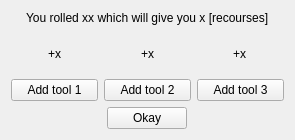
This is Code/StoneAge/rollresources.ui in Scuffed-Boardgames/Qt-StoneAge as Qt 5 draws it before an edit. The edited form follows.
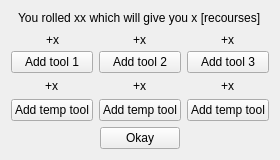
This is the edited form.

Commit message: added temporary tools

```diff
--- a/Code/StoneAge/rollresources.ui
+++ b/Code/StoneAge/rollresources.ui
@@ -6,20 +6,14 @@
    <rect>
     <x>0</x>
     <y>0</y>
-    <width>295</width>
-    <height>140</height>
+    <width>274</width>
+    <height>160</height>
    </rect>
   </property>
-  <property name="minimumSize">
-   <size>
-    <width>295</width>
-    <height>140</height>
-   </size>
-  </property>
   <property name="maximumSize">
    <size>
-    <width>295</width>
-    <height>140</height>
+    <width>274</width>
+    <height>160</height>
    </size>
   </property>
   <property name="windowTitle">
@@ -102,6 +96,60 @@
      </item>
     </layout>
    </item>
+   <item>
+    <layout class="QVBoxLayout" name="verticalLayout_3" stretch="1,3">
+     <item>
+      <layout class="QHBoxLayout" name="horizontalLayout_3">
+       <item alignment="Qt::AlignHCenter|Qt::AlignVCenter">
+        <widget class="QLabel" name="tempTool1Label">
+         <property name="text">
+          <string>+x</string>
+         </property>
+        </widget>
+       </item>
+       <item alignment="Qt::AlignHCenter">
+        <widget class="QLabel" name="tempTool2Label">
+         <property name="text">
+          <string>+x</string>
+         </property>
+        </widget>
+       </item>
+       <item alignment="Qt::AlignHCenter">
+        <widget class="QLabel" name="tempTool3Label">
+         <property name="text">
+          <string>+x</string>
+         </property>
+        </widget>
+       </item>
+      </layout>
+     </item>
+     <item>
+      <layout class="QHBoxLayout" name="horizontalLayout_4">
+       <item>
+        <widget class="QPushButton" name="tempTool3Button">
+         <property name="text">
+          <string>Add temp tool</string>
+         </property>
+        </widget>
+       </item>
+       <item>
+        <widget class="QPushButton" name="tempTool2Button">
+         <property name="text">
+          <string>Add temp tool</string>
+         </property>
+        </widget>
+       </item>
+       <item>
+        <widget class="QPushButton" name="tempTool1Button">
+         <property name="text">
+          <string>Add temp tool</string>
+         </property>
+        </widget>
+       </item>
+      </layout>
+     </item>
+    </layout>
+   </item>
    <item alignment="Qt::AlignHCenter">
     <widget class="QPushButton" name="pushButton">
      <property name="text">
```
The commit also changes 6 other files.
